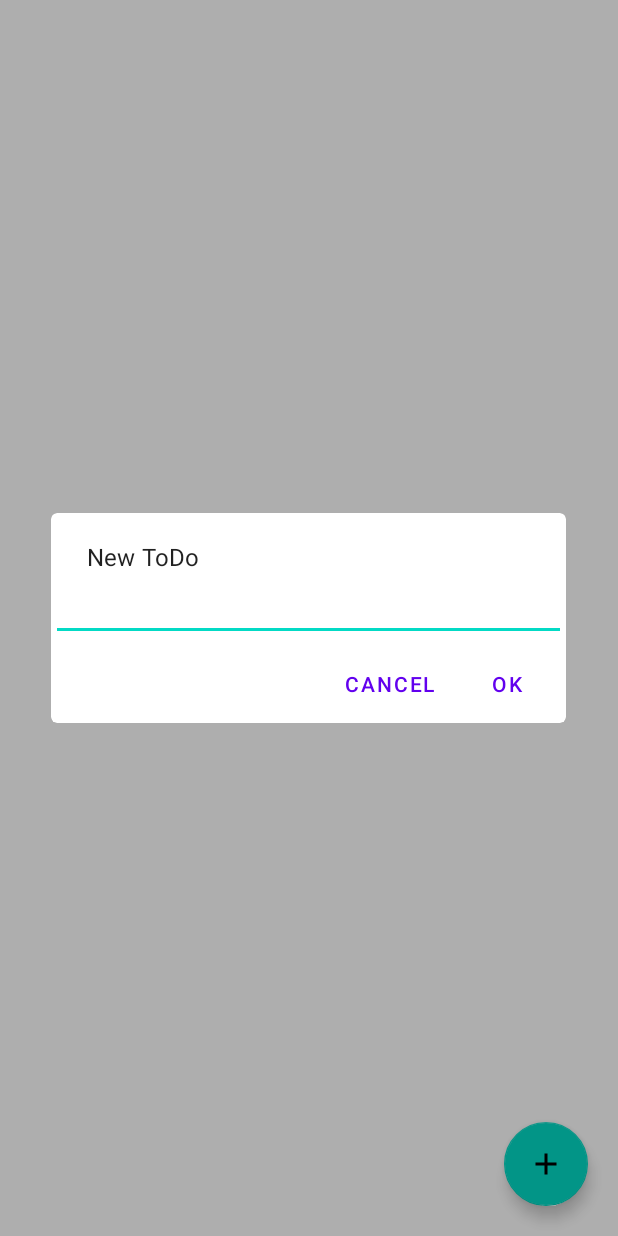
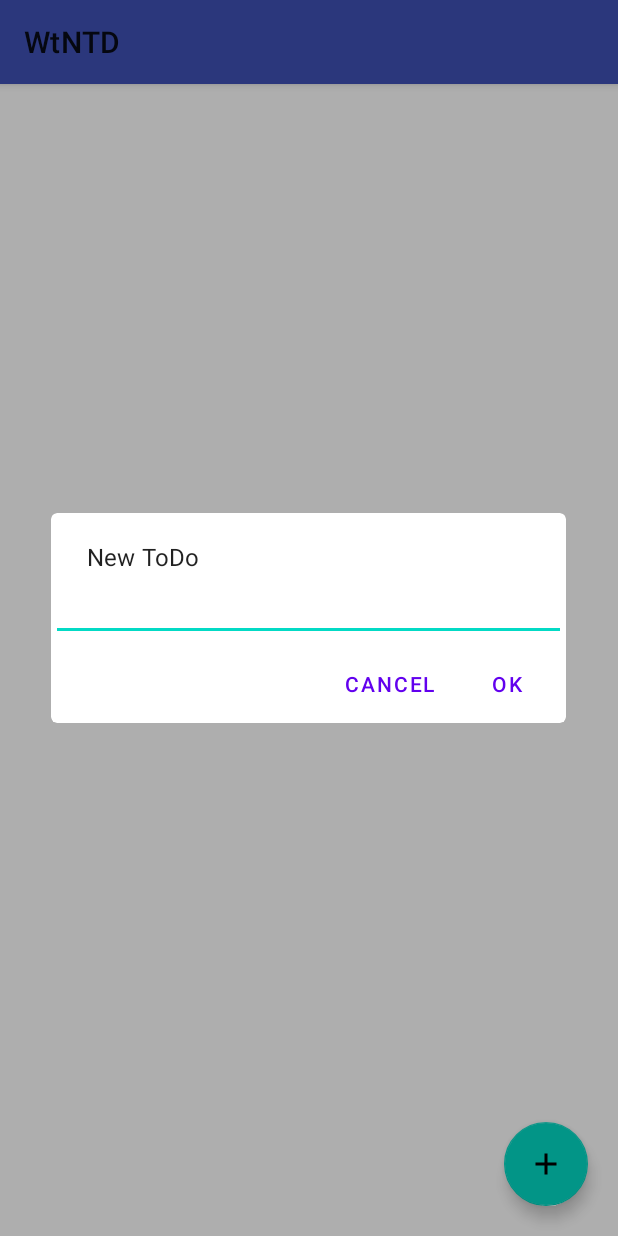
Before and after one commit to niww/WtNTD, an Android app: the screen it shows after launch once a user with an empty profile is signed in (MainActivity), after a tap on an icon or button, on a phone screen of 412 x 824 dp. Run offline under Robolectric (Android 15) with nearby library versions, the phone set to English and light mode, and no system bars; our stand-ins replace Firebase (no records; nobody signed in at launch, a user with empty details on screens opened directly); libraries missing offline, so code that uses them is left out: com.firebase.ui; 2 statements that could not run were skipped.

Commit message:
app:layout_behavior="@string/appbar_scrolling_view_behavior"
Next, we need to define an association between the AppBarLayout and the View that will be scrolled. Add an app:layout_behavior to a RecyclerView or any other View capable of nested scrolling such as NestedScrollView. The support library contains a special string resource @string/appbar_scrolling_view_behavior that maps to AppBarLayout.ScrollingViewBehavior, which is used to notify the AppBarLayout when scroll events occur on this particular view. The behavior must be established on the view that triggers the event.

```diff
--- a/app/src/main/res/layout/activity_main.xml
+++ b/app/src/main/res/layout/activity_main.xml
@@ -1,18 +1,33 @@
 <?xml version="1.0" encoding="utf-8"?>
-<androidx.coordinatorlayout.widget.CoordinatorLayout
-    android:id="@+id/coordinator"
-    xmlns:android="http://schemas.android.com/apk/res/android"
+<androidx.coordinatorlayout.widget.CoordinatorLayout xmlns:android="http://schemas.android.com/apk/res/android"
     xmlns:app="http://schemas.android.com/apk/res-auto"
     xmlns:tools="http://schemas.android.com/tools"
+    android:id="@+id/coordinator"
     android:layout_width="match_parent"
-    android:layout_height="match_parent"
-    >
+    android:layout_height="match_parent">
+
+    <com.google.android.material.appbar.AppBarLayout
+        android:id="@+id/appbar"
+        android:layout_width="match_parent"
+        android:layout_height="wrap_content">
+
+        <androidx.appcompat.widget.Toolbar
+
+
+            android:id="@+id/toolbar"
+            android:layout_width="match_parent"
+            android:layout_height="wrap_content"
+            android:background="#3F51B5"
+            android:elevation="4dp"
+            android:theme="@style/ThemeOverlay.AppCompat.ActionBar" />
+
+    </com.google.android.material.appbar.AppBarLayout>
 
     <androidx.recyclerview.widget.RecyclerView
         android:id="@+id/rv"
         android:layout_width="match_parent"
         android:layout_height="wrap_content"
-        tools:listitem="@layout/recycler_view"
+        app:layout_behavior="@string/appbar_scrolling_view_behavior"
         tools:ignore="MissingConstraints">
 
     </androidx.recyclerview.widget.RecyclerView>
@@ -20,10 +35,10 @@
     <com.google.android.material.floatingactionbutton.FloatingActionButton
 
         android:id="@+id/floatingActionButton"
-        android:layout_margin="20dp"
         android:layout_width="wrap_content"
         android:layout_height="wrap_content"
         android:layout_gravity="bottom|end"
+        android:layout_margin="20dp"
         android:clickable="true"
         app:srcCompat="@drawable/ic_baseline_add_24" />
 
```
